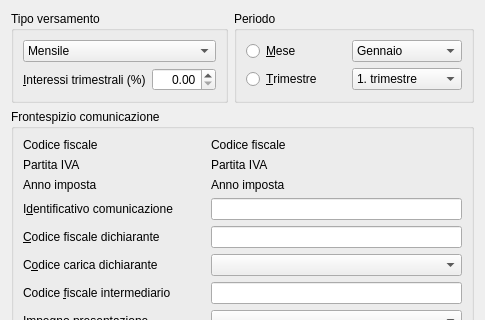
BananaAccounting/Italia, file Iva/2017/ch.banana.script.italianvatreport.2017.dialog.ui: the form before one commit; both pictures show x 0 to 485 and y 0 to 320 of the 485 by 510 pixel window.
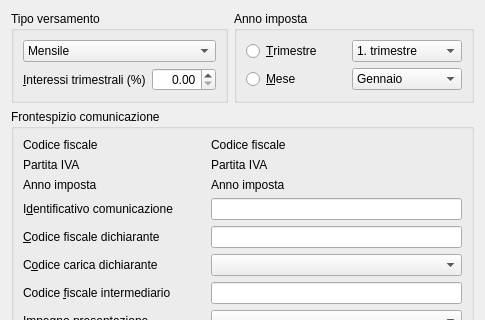
The form after the commit.

```diff
--- a/Iva/2017/ch.banana.script.italianvatreport.2017.dialog.ui
+++ b/Iva/2017/ch.banana.script.italianvatreport.2017.dialog.ui
@@ -78,12 +78,49 @@
      <item>
       <widget class="QGroupBox" name="periodoGroupBox">
        <property name="title">
-        <string notr="true">Periodo</string>
+        <string notr="true">Anno imposta</string>
        </property>
        <layout class="QVBoxLayout" name="verticalLayout_3">
         <item>
          <layout class="QGridLayout" name="gridLayout_2">
           <item row="0" column="0">
+           <widget class="QRadioButton" name="trimestreRadioButton">
+            <property name="text">
+             <string notr="true">&amp;Trimestre</string>
+            </property>
+           </widget>
+          </item>
+          <item row="0" column="1">
+           <widget class="QComboBox" name="trimestreComboBox">
+            <property name="minimumSize">
+             <size>
+              <width>110</width>
+              <height>0</height>
+             </size>
+            </property>
+            <item>
+             <property name="text">
+              <string notr="true">1. trimestre</string>
+             </property>
+            </item>
+            <item>
+             <property name="text">
+              <string notr="true">2. trimestre</string>
+             </property>
+            </item>
+            <item>
+             <property name="text">
+              <string notr="true">3. trimestre</string>
+             </property>
+            </item>
+            <item>
+             <property name="text">
+              <string notr="true">4. trimestre</string>
+             </property>
+            </item>
+           </widget>
+          </item>
+          <item row="1" column="0">
            <widget class="QRadioButton" name="meseRadioButton">
             <property name="minimumSize">
              <size>
@@ -96,7 +133,7 @@
             </property>
            </widget>
           </item>
-          <item row="0" column="1">
+          <item row="1" column="1">
            <widget class="QComboBox" name="meseComboBox">
             <property name="minimumSize">
              <size>
@@ -166,43 +203,6 @@
             </item>
            </widget>
           </item>
-          <item row="1" column="0">
-           <widget class="QRadioButton" name="trimestreRadioButton">
-            <property name="text">
-             <string notr="true">&amp;Trimestre</string>
-            </property>
-           </widget>
-          </item>
-          <item row="1" column="1">
-           <widget class="QComboBox" name="trimestreComboBox">
-            <property name="minimumSize">
-             <size>
-              <width>110</width>
-              <height>0</height>
-             </size>
-            </property>
-            <item>
-             <property name="text">
-              <string notr="true">1. trimestre</string>
-             </property>
-            </item>
-            <item>
-             <property name="text">
-              <string notr="true">2. trimestre</string>
-             </property>
-            </item>
-            <item>
-             <property name="text">
-              <string notr="true">3. trimestre</string>
-             </property>
-            </item>
-            <item>
-             <property name="text">
-              <string notr="true">4. trimestre</string>
-             </property>
-            </item>
-           </widget>
-          </item>
          </layout>
         </item>
        </layout>
```
Left out of the diff: 4 changed lines with no effect on the pictures.
